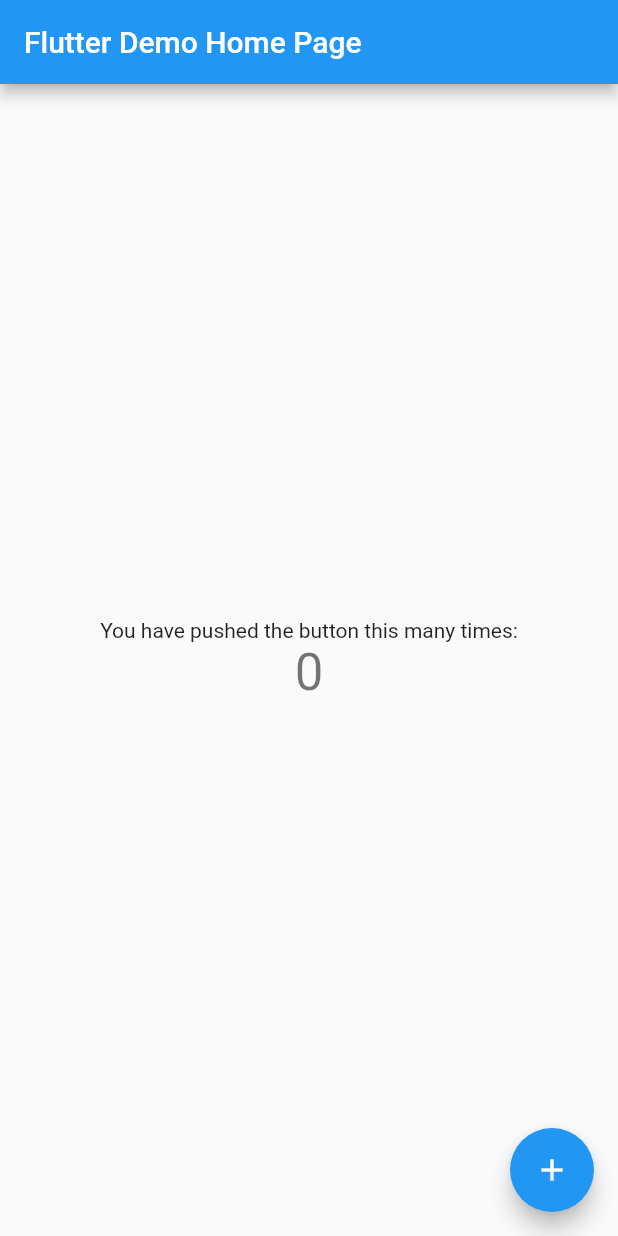
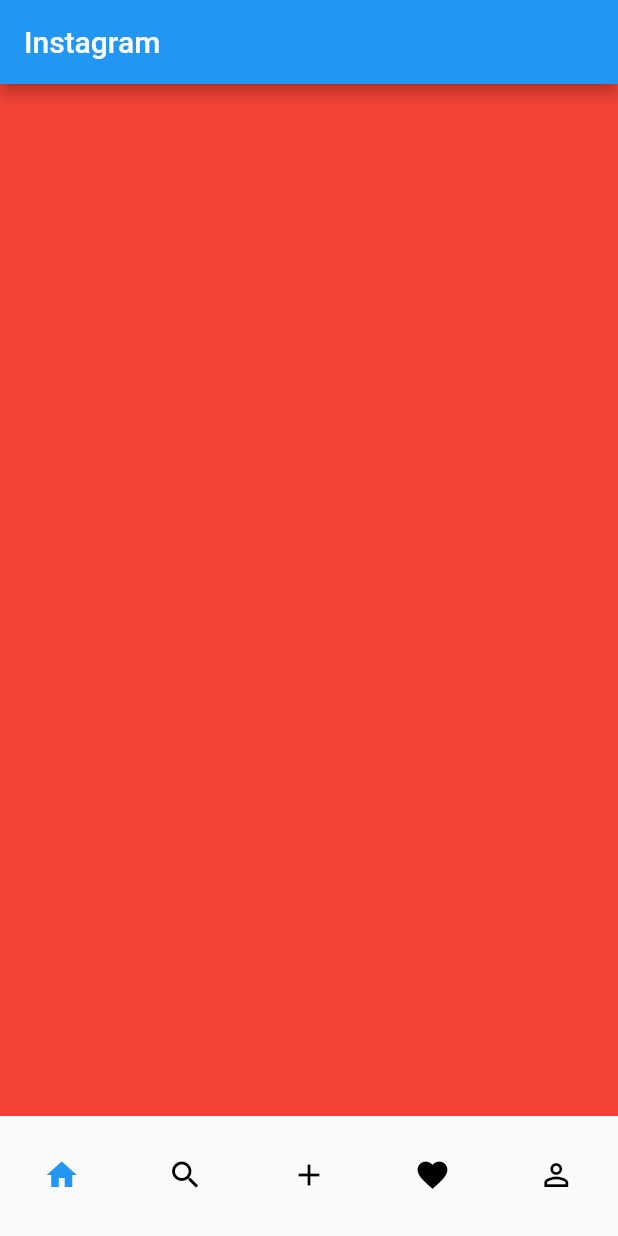
Before and after one commit to KalleHallden/Unstagram, a Flutter app: the screen it shows after launch, on a phone screen of 412 x 824 dp. Run offline on Flutter 3.47's test engine with Material 2 defaults, Android fonts, the phone set to English and light mode, and no system bars.

Commit message:
Added bottom navigation

```diff
--- a/instagram/lib/main.dart
+++ b/instagram/lib/main.dart
@@ -1,111 +1,92 @@
 import 'package:flutter/material.dart';
+import 'package:instagram/pages/create_post.dart';
+import 'package:instagram/pages/profile.dart';
+import 'package:instagram/pages/search.dart';
+import 'package:instagram/pages/home.dart';
+import 'package:instagram/pages/notifications.dart';
 
 void main() => runApp(MyApp());
 
 class MyApp extends StatelessWidget {
-  // This widget is the root of your application.
   @override
   Widget build(BuildContext context) {
     return MaterialApp(
-      title: 'Flutter Demo',
+      title: 'Instagram',
       theme: ThemeData(
-        // This is the theme of your application.
-        //
-        // Try running your application with "flutter run". You'll see the
-        // application has a blue toolbar. Then, without quitting the app, try
-        // changing the primarySwatch below to Colors.green and then invoke
-        // "hot reload" (press "r" in the console where you ran "flutter run",
-        // or simply save your changes to "hot reload" in a Flutter IDE).
-        // Notice that the counter didn't reset back to zero; the application
-        // is not restarted.
         primarySwatch: Colors.blue,
       ),
-      home: MyHomePage(title: 'Flutter Demo Home Page'),
+      home: MyHomePage(),
     );
   }
 }
 
 class MyHomePage extends StatefulWidget {
-  MyHomePage({Key key, this.title}) : super(key: key);
-
-  // This widget is the home page of your application. It is stateful, meaning
-  // that it has a State object (defined below) that contains fields that affect
-  // how it looks.
-
-  // This class is the configuration for the state. It holds the values (in this
-  // case the title) provided by the parent (in this case the App widget) and
-  // used by the build method of the State. Fields in a Widget subclass are
-  // always marked "final".
-
-  final String title;
 
   @override
   _MyHomePageState createState() => _MyHomePageState();
 }
 
 class _MyHomePageState extends State<MyHomePage> {
-  int _counter = 0;
+  int _cIndex = 0;
 
-  void _incrementCounter() {
+  void _incrementTab(index) {
     setState(() {
-      // This call to setState tells the Flutter framework that something has
-      // changed in this State, which causes it to rerun the build method below
-      // so that the display can reflect the updated values. If we changed
-      // _counter without calling setState(), then the build method would not be
-      // called again, and so nothing would appear to happen.
-      _counter++;
+      _cIndex = index;
     });
   }
 
+  List<Widget> pages = <Widget>[
+    HomePage(),
+    SearchPage(),
+    CreatePostPage(),
+    NotificationsPage(),
+    ProfilePage()
+  ];
+
   @override
   Widget build(BuildContext context) {
-    // This method is rerun every time setState is called, for instance as done
-    // by the _incrementCounter method above.
-    //
-    // The Flutter framework has been optimized to make rerunning build methods
-    // fast, so that you can just rebuild anything that needs updating rather
-    // than having to individually change instances of widgets.
-    return Scaffold(
+    return DefaultTabController(
+      initialIndex: 0,
+      length: 5,
+      child: Scaffold(
         appBar: AppBar(
-        // Here we take the value from the MyHomePage object that was created by
-        // the App.build method, and use it to set our appbar title.
-        title: Text(widget.title),
+          title: Text("Instagram"),
         ),
         body: Center(
-        // Center is a layout widget. It takes a single child and positions it
-        // in the middle of the parent.
-        child: Column(
-          // Column is also layout widget. It takes a list of children and
-          // arranges them vertically. By default, it sizes itself to fit its
-          // children horizontally, and tries to be as tall as its parent.
-          //
-          // Invoke "debug painting" (press "p" in the console, choose the
-          // "Toggle Debug Paint" action from the Flutter Inspector in Android
-          // Studio, or the "Toggle Debug Paint" command in Visual Studio Code)
-          // to see the wireframe for each widget.
-          //
-          // Column has various properties to control how it sizes itself and
-          // how it positions its children. Here we use mainAxisAlignment to
-          // center the children vertically; the main axis here is the vertical
-          // axis because Columns are vertical (the cross axis would be
-          // horizontal).
-          mainAxisAlignment: MainAxisAlignment.center,
-          children: <Widget>[
-            Text(
-              'You have pushed the button this many times:',
+          child: TabBarView(
+            children: pages
           ),
-            Text(
-              '$_counter',
-              style: Theme.of(context).textTheme.display1,
+        ),
+        bottomNavigationBar: Container(
+          height: 80
+          ,
+            child: TabBar(
+            tabs: [
+              Tab(
+                icon: Icon(Icons.home),
+              ),
+              Tab(
+                icon: Icon(Icons.search),
+              ),
+              Tab(
+                icon: Icon(Icons.add),
+              ),
+              Tab(
+                icon: Icon(Icons.favorite),
+              ),
+              Tab(
+                icon: Icon(Icons.perm_identity),
               ),
             ],
+            onTap: (index) {
+              _incrementTab(index);
+            },
+            indicatorColor: Colors.transparent,
+            unselectedLabelColor: Colors.black,
+            labelColor: Colors.blue,
           ),
         ),
-      floatingActionButton: FloatingActionButton(
-        onPressed: _incrementCounter,
-        tooltip: 'Increment',
-        child: Icon(Icons.add),
-      ), // This trailing comma makes auto-formatting nicer for build methods.
+      ),
     );
   }
 }
--- /dev/null
+++ b/instagram/lib/pages/home.dart
@@ -0,0 +1,16 @@
+import 'package:flutter/material.dart';
+
+class HomePage extends StatefulWidget {
+   @override
+  _HomePageState createState() => _HomePageState();
+
+}
+
+class _HomePageState extends State<HomePage> {
+  @override
+  Widget build(BuildContext context) {
+    return Container(
+      color: Colors.red,
+    );
+  }
+}
```
Also changed, not shown: instagram/lib/pages/create_post.dart (added, +16 -0 lines), instagram/lib/pages/notifications.dart (added, +16 -0 lines), instagram/lib/pages/profile.dart (added, +16 -0 lines), instagram/lib/pages/search.dart (added, +16 -0 lines), 1 other file. Lines whose indentation alone changed are shown as unchanged.
